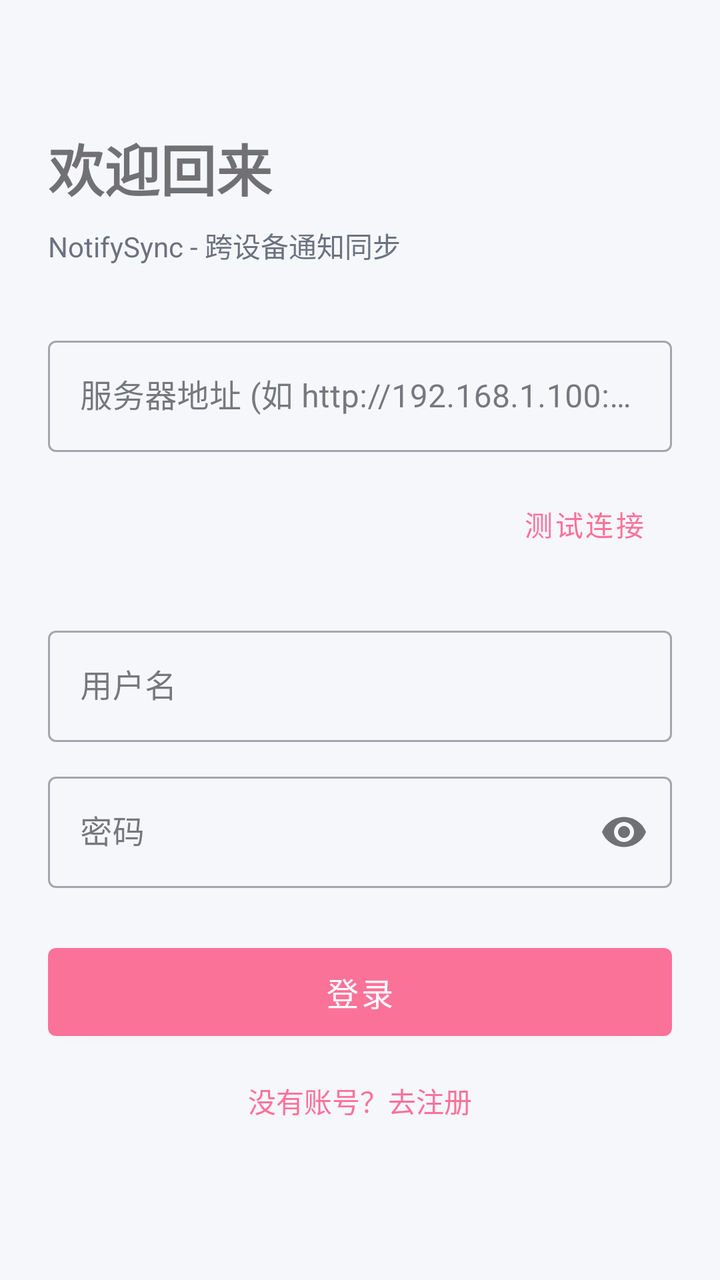
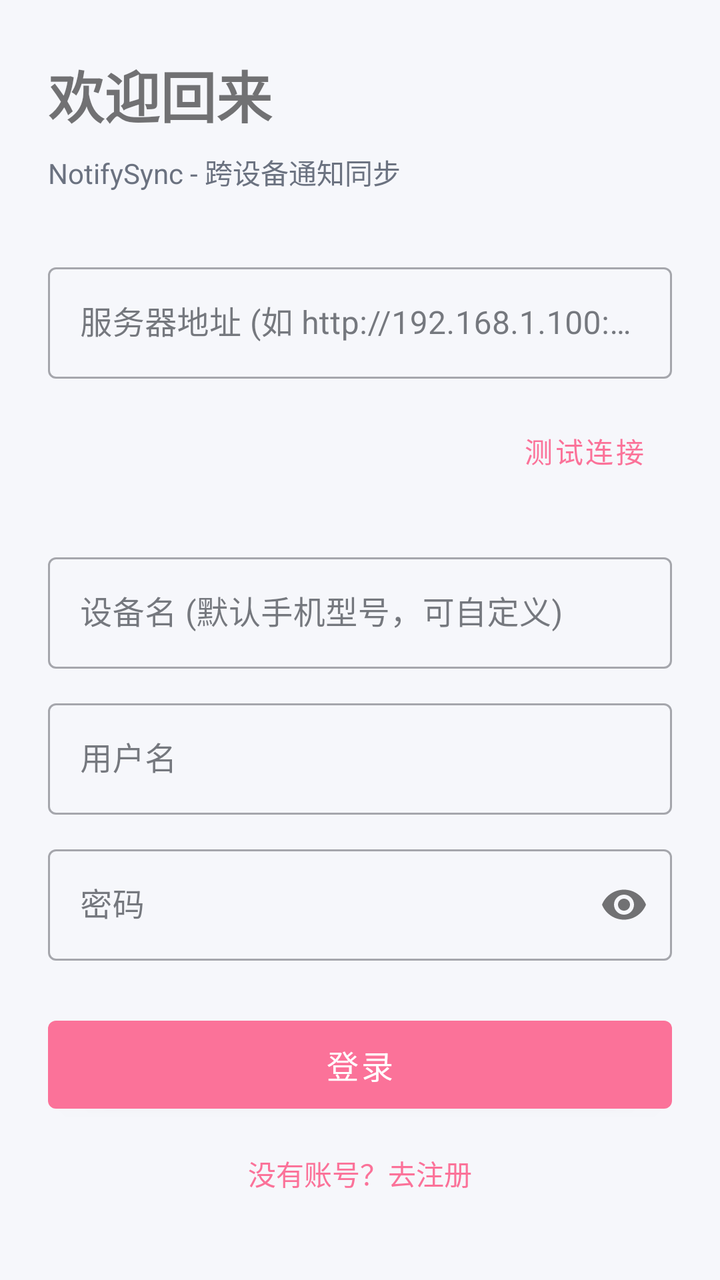

The first picture is an Android layout as it rendered before a commit; the second is the same layout after the commit. The layout source and the unified diff follow.
<!-- AndroidManifest.xml: activity theme Theme.NotifySync -->
<!-- res/layout/activity_login.xml -->
<?xml version="1.0" encoding="utf-8"?>
<LinearLayout xmlns:android="http://schemas.android.com/apk/res/android"
    android:layout_width="match_parent"
    android:layout_height="match_parent"
    android:orientation="vertical"
    android:padding="24dp"
    android:gravity="center_vertical">

    <TextView
        android:id="@+id/tvTitle"
        android:layout_width="match_parent"
        android:layout_height="wrap_content"
        android:text="欢迎回来"
        android:textSize="28sp"
        android:textStyle="bold"
        android:layout_marginBottom="8dp" />

    <TextView
        android:layout_width="match_parent"
        android:layout_height="wrap_content"
        android:text="NotifySync - 跨设备通知同步"
        android:textSize="14sp"
        android:textColor="@color/on_surface_variant"
        android:layout_marginBottom="32dp" />

    <com.google.android.material.textfield.TextInputLayout
        android:layout_width="match_parent"
        android:layout_height="wrap_content"
        android:layout_marginBottom="12dp"
        style="@style/Widget.MaterialComponents.TextInputLayout.OutlinedBox">

        <com.google.android.material.textfield.TextInputEditText
            android:id="@+id/etServerUrl"
            android:layout_width="match_parent"
            android:layout_height="wrap_content"
            android:hint="服务器地址 (如 http://192.168.1.100:3000)"
            android:inputType="textUri"
            android:singleLine="true" />
    </com.google.android.material.textfield.TextInputLayout>

    <com.google.android.material.button.MaterialButton
        android:id="@+id/btnTestConnection"
        android:layout_width="wrap_content"
        android:layout_height="wrap_content"
        android:layout_gravity="end"
        android:text="测试连接"
        android:layout_marginBottom="24dp"
        style="@style/Widget.MaterialComponents.Button.TextButton" />

    <com.google.android.material.textfield.TextInputLayout
        android:layout_width="match_parent"
        android:layout_height="wrap_content"
        android:layout_marginBottom="12dp"
        style="@style/Widget.MaterialComponents.TextInputLayout.OutlinedBox">

        <com.google.android.material.textfield.TextInputEditText
            android:id="@+id/etUsername"
            android:layout_width="match_parent"
            android:layout_height="wrap_content"
            android:hint="用户名"
            android:inputType="text"
            android:singleLine="true" />
    </com.google.android.material.textfield.TextInputLayout>

    <com.google.android.material.textfield.TextInputLayout
        android:layout_width="match_parent"
        android:layout_height="wrap_content"
        android:layout_marginBottom="24dp"
        style="@style/Widget.MaterialComponents.TextInputLayout.OutlinedBox"
        app:passwordToggleEnabled="true"
        xmlns:app="http://schemas.android.com/apk/res-auto">

        <com.google.android.material.textfield.TextInputEditText
            android:id="@+id/etPassword"
            android:layout_width="match_parent"
            android:layout_height="wrap_content"
            android:hint="密码"
            android:inputType="textPassword"
            android:singleLine="true" />
    </com.google.android.material.textfield.TextInputLayout>

    <com.google.android.material.button.MaterialButton
        android:id="@+id/btnLogin"
        android:layout_width="match_parent"
        android:layout_height="56dp"
        android:text="登录"
        android:textSize="16sp" />

    <TextView
        android:id="@+id/btnToggleMode"
        android:layout_width="match_parent"
        android:layout_height="wrap_content"
        android:text="没有账号？去注册"
        android:textColor="@color/purple_500"
        android:gravity="center"
        android:padding="16dp"
        android:textSize="14sp" />

    <ProgressBar
        android:id="@+id/progressBar"
        android:layout_width="wrap_content"
        android:layout_height="wrap_content"
        android:layout_gravity="center"
        android:visibility="gone"
        android:layout_marginTop="16dp" />

</LinearLayout>
<!-- resources referenced by this layout -->
<resources>
  <color name="on_surface_variant">#6B7280</color>
  <color name="purple_500">@color/brand_primary</color>
  <style name="Theme.NotifySync" parent="Theme.MaterialComponents.DayNight.NoActionBar">
          <item name="colorPrimary">@color/brand_primary</item>
          <item name="colorPrimaryVariant">@color/brand_primary_dark</item>
          <item name="colorOnPrimary">@color/on_primary</item>
          <item name="colorSecondary">@color/secondary</item>
          <item name="colorOnSecondary">@color/on_secondary</item>
          <item name="colorSurface">@color/surface</item>
          <item name="colorOnSurface">@color/on_surface</item>
          <item name="colorError">@color/error</item>
          <item name="android:colorBackground">@color/background</item>
          <item name="colorOnBackground">@color/on_surface</item>
          <item name="colorControlNormal">@color/on_surface_variant</item>
          <item name="colorControlActivated">@color/brand_primary</item>
          <item name="android:windowBackground">@color/background</item>
          <item name="android:statusBarColor">@color/background</item>
          <item name="android:navigationBarColor">@color/background</item>
      </style>
  <color name="brand_primary">#FB7299</color>
  <color name="brand_primary_dark">#E0527F</color>
  <color name="on_primary">#FFFFFF</color>
  <color name="secondary">#8A6AFF</color>
  <color name="on_secondary">#FFFFFF</color>
  <color name="surface">#FFFFFF</color>
  <color name="on_surface">#20232B</color>
  <color name="error">#E25555</color>
  <color name="background">#F6F7FB</color>
</resources>

<!-- the commit's change to res/layout/activity_login.xml (unified diff, before → after) -->
@@ -46,6 +46,21 @@
         android:text="测试连接"
         android:layout_marginBottom="24dp"
         style="@style/Widget.MaterialComponents.Button.TextButton" />
+
+    <com.google.android.material.textfield.TextInputLayout
+        android:layout_width="match_parent"
+        android:layout_height="wrap_content"
+        android:layout_marginBottom="12dp"
+        style="@style/Widget.MaterialComponents.TextInputLayout.OutlinedBox">
+
+        <com.google.android.material.textfield.TextInputEditText
+            android:id="@+id/etDeviceName"
+            android:layout_width="match_parent"
+            android:layout_height="wrap_content"
+            android:hint="设备名 (默认手机型号，可自定义)"
+            android:inputType="text"
+            android:singleLine="true" />
+    </com.google.android.material.textfield.TextInputLayout>
 
     <com.google.android.material.textfield.TextInputLayout
         android:layout_width="match_parent"
